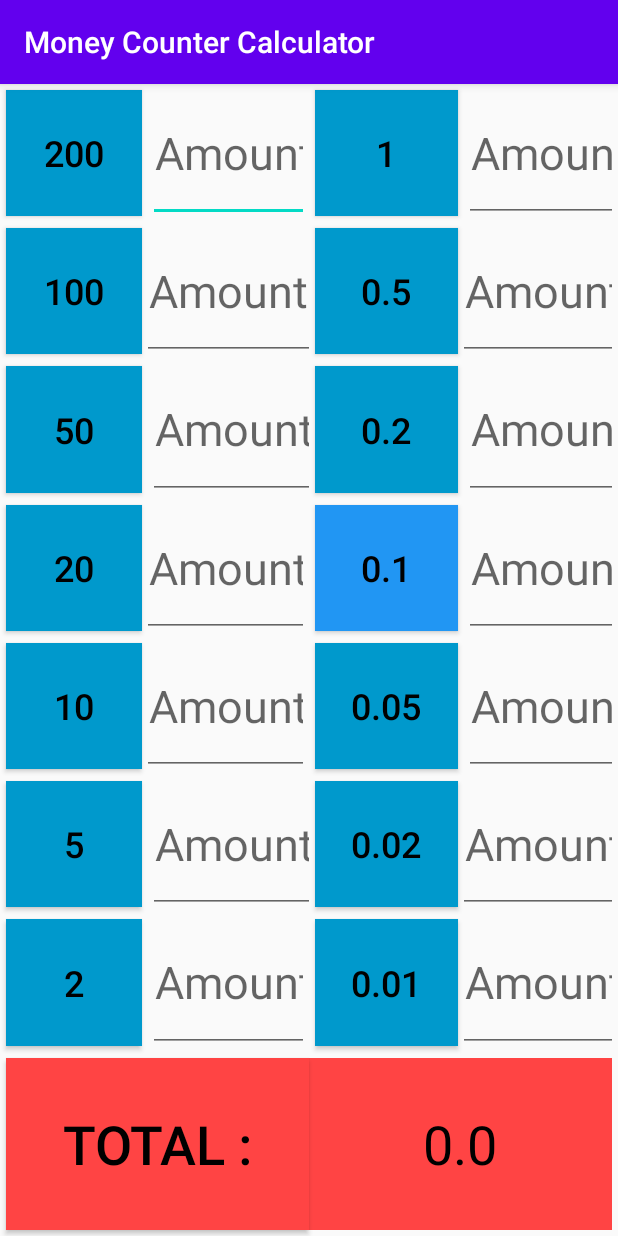
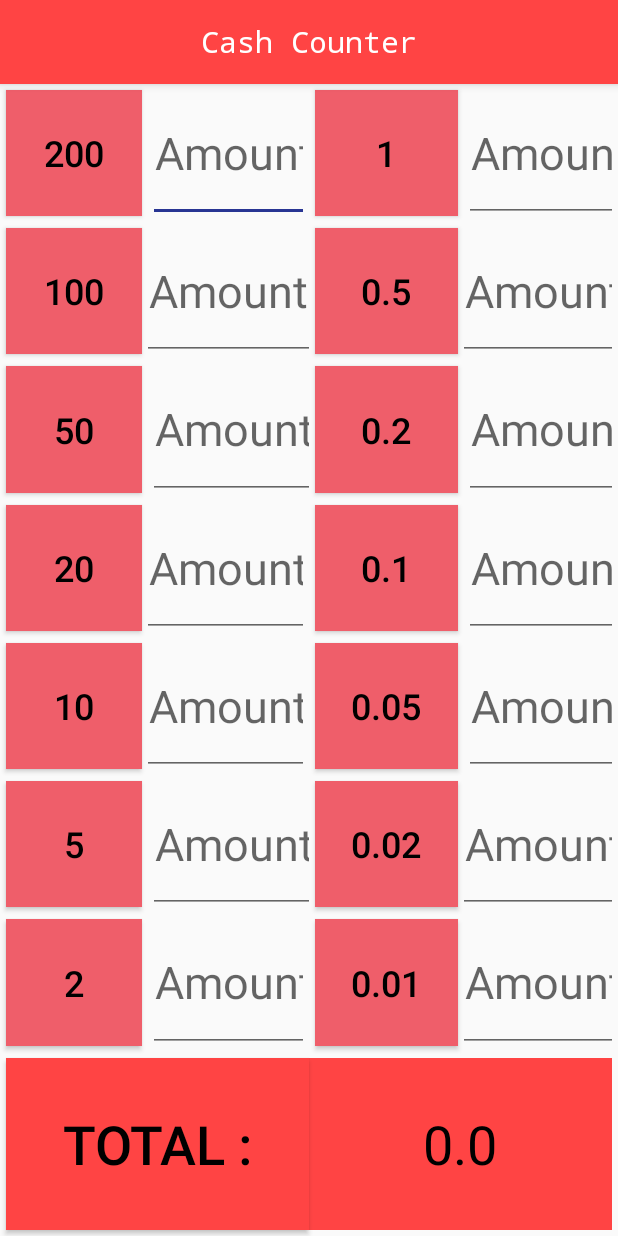
Before and after one commit to AbixSol/Money_Count_Calculator, an Android app: the screen it shows after launch (MainActivity), on a phone screen of 412 x 824 dp. Run offline under Robolectric (Android 15) with nearby library versions, the phone set to English and light mode, and no system bars.

Commit message:
Created new custom app name bar in the middle of screen.

```diff
--- a/app/src/main/java/com/solomka/moneycountercalculator/MainActivity.kt
+++ b/app/src/main/java/com/solomka/moneycountercalculator/MainActivity.kt
@@ -2,6 +2,8 @@ package com.solomka.moneycountercalculator
 
 import androidx.appcompat.app.AppCompatActivity
 import android.os.Bundle
+import android.view.Window
+import androidx.appcompat.app.ActionBar
 import kotlinx.android.synthetic.main.activity_main.*
 import java.text.DecimalFormat
 import kotlin.concurrent.thread
@@ -11,11 +13,14 @@ class MainActivity : AppCompatActivity() {
 
 
     override fun onCreate(savedInstanceState: Bundle?) {
-
         setTheme(R.style.AppTheme)
-
         super.onCreate(savedInstanceState)
         setContentView(R.layout.activity_main)
+
+        supportActionBar?.displayOptions = ActionBar.DISPLAY_SHOW_CUSTOM;
+        supportActionBar?.setCustomView(R.layout.action_bar_layout);
+
+
         sumClick()
 
     }
--- /dev/null
+++ b/app/src/main/res/layout/action_bar_layout.xml
@@ -0,0 +1,20 @@
+<?xml version="1.0" encoding="utf-8"?>
+<LinearLayout
+    xmlns:android="http://schemas.android.com/apk/res/android"
+    android:orientation="vertical"
+    android:layout_gravity="center"
+    android:layout_width="wrap_content"
+    android:layout_height="wrap_content">
+
+    <androidx.appcompat.widget.AppCompatTextView
+        android:id="@+id/tvTitle"
+        android:gravity="center"
+        android:text="@string/app_name"
+        android:fontFamily="monospace"
+        android:textColor="#FFF"
+        style="@style/TextAppearance.AppCompat.Widget.ActionBar.Title"
+        android:layout_width="wrap_content"
+        android:layout_height="wrap_content" />
+
+
+</LinearLayout>
--- a/app/src/main/res/layout/activity_main.xml
+++ b/app/src/main/res/layout/activity_main.xml
@@ -91,7 +91,7 @@
         android:layout_marginTop="4dp"
         android:layout_marginEnd="4dp"
         android:layout_marginBottom="4dp"
-        android:background="@android:color/holo_blue_dark"
+        android:background="#EF5E6A"
         android:text="@string/twoHundred"
         android:textColor="@android:color/primary_text_light"
         android:textSize="24sp"
@@ -109,7 +109,7 @@
         android:layout_marginTop="4dp"
         android:layout_marginEnd="4dp"
         android:layout_marginBottom="4dp"
-        android:background="@android:color/holo_blue_dark"
+        android:background="#EF5E6A"
         android:text="@string/hundred"
         android:textColor="@android:color/primary_text_light"
         android:textSize="24sp"
@@ -127,7 +127,7 @@
         android:layout_marginTop="4dp"
         android:layout_marginEnd="4dp"
         android:layout_marginBottom="4dp"
-        android:background="@android:color/holo_blue_dark"
+        android:background="#EF5E6A"
         android:text="@string/fifty"
         android:textColor="@android:color/primary_text_light"
         android:textSize="24sp"
@@ -144,7 +144,7 @@
         android:layout_marginTop="4dp"
         android:layout_marginEnd="4dp"
         android:layout_marginBottom="4dp"
-        android:background="@android:color/holo_blue_dark"
+        android:background="#EF5E6A"
         android:text="@string/twenty"
         android:textColor="@android:color/primary_text_light"
         android:textSize="24sp"
@@ -161,7 +161,7 @@
         android:layout_marginTop="4dp"
         android:layout_marginEnd="4dp"
         android:layout_marginBottom="4dp"
-        android:background="@android:color/holo_blue_dark"
+        android:background="#EF5E6A"
         android:text="@string/ten"
         android:textColor="@android:color/primary_text_light"
         android:textSize="24sp"
@@ -178,7 +178,7 @@
         android:layout_marginTop="4dp"
         android:layout_marginEnd="4dp"
         android:layout_marginBottom="4dp"
-        android:background="@android:color/holo_blue_dark"
+        android:background="#EF5E6A"
         android:text="@string/five"
         android:textColor="@android:color/primary_text_light"
         android:textSize="24sp"
@@ -195,7 +195,7 @@
         android:layout_marginTop="4dp"
         android:layout_marginEnd="4dp"
         android:layout_marginBottom="4dp"
-        android:background="@android:color/holo_blue_dark"
+        android:background="#EF5E6A"
         android:text="@string/one"
         android:textColor="@android:color/primary_text_light"
         android:textSize="24sp"
@@ -212,7 +212,7 @@
         android:layout_marginTop="4dp"
         android:layout_marginEnd="4dp"
         android:layout_marginBottom="4dp"
-        android:background="@android:color/holo_blue_dark"
+        android:background="#EF5E6A"
         android:text="@string/zerofifty"
         android:textColor="@android:color/primary_text_light"
         android:textSize="24sp"
@@ -229,7 +229,7 @@
         android:layout_marginTop="4dp"
         android:layout_marginEnd="4dp"
         android:layout_marginBottom="4dp"
-        android:background="@android:color/holo_blue_dark"
+        android:background="#EF5E6A"
         android:text="@string/zerotwenty"
         android:textColor="@android:color/primary_text_light"
         android:textSize="24sp"
@@ -246,9 +246,7 @@
         android:layout_marginTop="4dp"
         android:layout_marginEnd="4dp"
         android:layout_marginBottom="4dp"
-        android:background="@android:color/holo_blue_dark"
-        android:backgroundTint="#2196F3"
-        android:gravity="center"
+        android:background="#EF5E6A"
         android:text="@string/zeroten"
         android:textColor="@android:color/black"
         android:textSize="24sp"
@@ -265,7 +263,7 @@
         android:layout_marginTop="4dp"
         android:layout_marginEnd="4dp"
         android:layout_marginBottom="4dp"
-        android:background="@android:color/holo_blue_dark"
+        android:background="#EF5E6A"
         android:text="@string/zerofive"
         android:textColor="@android:color/primary_text_light"
         android:textSize="24sp"
@@ -282,7 +280,7 @@
         android:layout_marginTop="4dp"
         android:layout_marginEnd="4dp"
         android:layout_marginBottom="4dp"
-        android:background="@android:color/holo_blue_dark"
+        android:background="#EF5E6A"
         android:text="@string/zerozerotwo"
         android:textColor="@android:color/primary_text_light"
         android:textSize="24sp"
@@ -299,7 +297,7 @@
         android:layout_marginTop="4dp"
         android:layout_marginEnd="4dp"
         android:layout_marginBottom="4dp"
-        android:background="@android:color/holo_blue_dark"
+        android:background="#EF5E6A"
         android:text="@string/zerozeroone"
         android:textColor="@android:color/primary_text_light"
         android:textSize="24sp"
@@ -317,7 +315,7 @@
         android:layout_marginTop="4dp"
         android:layout_marginEnd="4dp"
         android:layout_marginBottom="4dp"
-        android:background="@android:color/holo_blue_dark"
+        android:background="#EF5E6A"
         android:text="@string/two"
         android:textColor="@android:color/primary_text_light"
         android:textSize="24sp"
@@ -356,7 +354,8 @@
         app:layout_constraintBottom_toTopOf="@+id/guideline"
         app:layout_constraintEnd_toStartOf="@+id/guideline13"
         app:layout_constraintStart_toStartOf="@+id/guideline12"
-        app:layout_constraintTop_toTopOf="parent" />
+        app:layout_constraintTop_toTopOf="parent"
+        android:importantForAutofill="no" />
 
     <EditText
         android:id="@+id/editText100"
@@ -369,7 +368,8 @@
         app:layout_constraintBottom_toTopOf="@+id/guideline2"
         app:layout_constraintEnd_toStartOf="@+id/buttonFiftyCents"
         app:layout_constraintStart_toEndOf="@+id/buttonOneHundredEuros"
-        app:layout_constraintTop_toTopOf="@+id/guideline" />
+        app:layout_constraintTop_toTopOf="@+id/guideline"
+        android:importantForAutofill="no"/>
 
     <EditText
         android:id="@+id/editText50"
@@ -382,7 +382,8 @@
         app:layout_constraintBottom_toTopOf="@+id/guideline3"
         app:layout_constraintEnd_toStartOf="@+id/buttonTwentyCents"
         app:layout_constraintStart_toStartOf="@+id/guideline12"
-        app:layout_constraintTop_toTopOf="@+id/guideline2" />
+        app:layout_constraintTop_toTopOf="@+id/guideline2"
+        android:importantForAutofill="no"/>
 
     <EditText
         android:id="@+id/editText20"
@@ -395,7 +396,8 @@
         app:layout_constraintBottom_toTopOf="@+id/guideline4"
         app:layout_constraintEnd_toStartOf="@+id/guideline13"
         app:layout_constraintStart_toEndOf="@+id/buttonTwentyEuros"
-        app:layout_constraintTop_toTopOf="@+id/guideline3" />
+        app:layout_constraintTop_toTopOf="@+id/guideline3"
+        android:importantForAutofill="no"/>
 
     <EditText
         android:id="@+id/textView5"
@@ -407,7 +409,8 @@
         android:textSize="30sp"
         app:layout_constraintBottom_toTopOf="@+id/guideline5"
         app:layout_constraintEnd_toStartOf="@+id/guideline13"
-        app:layout_constraintTop_toTopOf="@+id/guideline4" />
+        app:layout_constraintTop_toTopOf="@+id/guideline4"
+        android:importantForAutofill="no"/>
 
     <EditText
         android:id="@+id/editText5"
@@ -420,7 +423,8 @@
         app:layout_constraintBottom_toTopOf="@+id/guideline6"
         app:layout_constraintEnd_toStartOf="@+id/buttonTwoCents"
         app:layout_constraintStart_toStartOf="@+id/guideline12"
-        app:layout_constraintTop_toTopOf="@+id/guideline5" />
+        app:layout_constraintTop_toTopOf="@+id/guideline5"
+        android:importantForAutofill="no"/>
 
     <EditText
         android:id="@+id/editText2"
@@ -434,7 +438,8 @@
         app:layout_constraintBottom_toTopOf="@+id/guideline7"
         app:layout_constraintEnd_toStartOf="@+id/guideline13"
         app:layout_constraintStart_toStartOf="@+id/guideline12"
-        app:layout_constraintTop_toTopOf="@+id/guideline6" />
+        app:layout_constraintTop_toTopOf="@+id/guideline6"
+        android:importantForAutofill="no"/>
 
     <EditText
         android:id="@+id/editText1"
@@ -447,7 +452,8 @@
         app:layout_constraintBottom_toTopOf="@+id/guideline"
         app:layout_constraintEnd_toEndOf="parent"
         app:layout_constraintStart_toStartOf="@+id/guideline14"
-        app:layout_constraintTop_toTopOf="parent" />
+        app:layout_constraintTop_toTopOf="parent"
+        android:importantForAutofill="no"/>
 
     <EditText
         android:id="@+id/editText0.5"
@@ -460,7 +466,8 @@
         app:layout_constraintBottom_toTopOf="@+id/guideline2"
         app:layout_constraintEnd_toEndOf="parent"
         app:layout_constraintStart_toEndOf="@+id/buttonFiftyCents"
-        app:layout_constraintTop_toTopOf="@+id/guideline" />
+        app:layout_constraintTop_toTopOf="@+id/guideline"
+        android:importantForAutofill="no"/>
 
     <EditText
         android:id="@+id/editText0.2"
@@ -473,7 +480,8 @@
         app:layout_constraintBottom_toTopOf="@+id/guideline3"
         app:layout_constraintEnd_toEndOf="parent"
         app:layout_constraintStart_toStartOf="@+id/guideline14"
-        app:layout_constraintTop_toTopOf="@+id/guideline2" />
+        app:layout_constraintTop_toTopOf="@+id/guideline2"
+        android:importantForAutofill="no"/>
 
     <EditText
         android:id="@+id/editText0.1"
@@ -486,7 +494,8 @@
         app:layout_constraintBottom_toTopOf="@+id/guideline4"
         app:layout_constraintEnd_toEndOf="parent"
         app:layout_constraintStart_toStartOf="@+id/guideline14"
-        app:layout_constraintTop_toTopOf="@+id/guideline3" />
+        app:layout_constraintTop_toTopOf="@+id/guideline3"
+        android:importantForAutofill="no"/>
 
     <EditText
         android:id="@+id/editText0.05"
@@ -499,7 +508,8 @@
         app:layout_constraintBottom_toTopOf="@+id/guideline5"
         app:layout_constraintEnd_toEndOf="parent"
         app:layout_constraintStart_toStartOf="@+id/guideline14"
-        app:layout_constraintTop_toTopOf="@+id/guideline4" />
+        app:layout_constraintTop_toTopOf="@+id/guideline4"
+        android:importantForAutofill="no"/>
 
     <EditText
         android:id="@+id/editText0.02"
@@ -512,7 +522,8 @@
         app:layout_constraintBottom_toTopOf="@+id/guideline6"
         app:layout_constraintEnd_toEndOf="parent"
         app:layout_constraintStart_toEndOf="@+id/buttonTwoCents"
-        app:layout_constraintTop_toBottomOf="@+id/editText0.05" />
+        app:layout_constraintTop_toBottomOf="@+id/editText0.05"
+        android:importantForAutofill="no"/>
 
     <EditText
         android:id="@+id/editText0.01"
@@ -525,7 +536,8 @@
         app:layout_constraintBottom_toTopOf="@+id/guideline7"
         app:layout_constraintEnd_toEndOf="parent"
         app:layout_constraintStart_toEndOf="@+id/buttonOneCent"
-        app:layout_constraintTop_toTopOf="@+id/guideline6" />
+        app:layout_constraintTop_toTopOf="@+id/guideline6"
+        android:importantForAutofill="no"/>
 
     <TextView
         android:id="@+id/textViewTotal"
@@ -542,7 +554,7 @@
         app:layout_constraintBottom_toBottomOf="parent"
         app:layout_constraintEnd_toEndOf="parent"
         app:layout_constraintStart_toEndOf="@+id/buttonTotal"
-        app:layout_constraintTop_toTopOf="@+id/guideline7" />
+        app:layout_constraintTop_toTopOf="@+id/guideline7"/>
 
     <EditText
         android:id="@+id/editText10"
@@ -555,7 +567,8 @@
         app:layout_constraintBottom_toTopOf="@+id/guideline5"
         app:layout_constraintEnd_toStartOf="@+id/guideline13"
         app:layout_constraintStart_toEndOf="@+id/buttonTenEuros"
-        app:layout_constraintTop_toTopOf="@+id/guideline4" />
+        app:layout_constraintTop_toTopOf="@+id/guideline4"
+        android:importantForAutofill="no"/>
 
 
 </androidx.constraintlayout.widget.ConstraintLayout>
--- a/app/src/main/res/values/colors.xml
+++ b/app/src/main/res/values/colors.xml
@@ -1,6 +1,6 @@
 <?xml version="1.0" encoding="utf-8"?>
 <resources>
-    <color name="colorPrimary">#6200EE</color>
-    <color name="colorPrimaryDark">#3700B3</color>
-    <color name="colorAccent">#03DAC5</color>
+    <color name="colorPrimary">#FF4444</color>
+    <color name="colorPrimaryDark">#C62828</color>
+    <color name="colorAccent">#283593</color>
 </resources>
--- a/app/src/main/res/values/strings.xml
+++ b/app/src/main/res/values/strings.xml
@@ -1,5 +1,5 @@
 <resources>
-    <string name="app_name">Money Counter Calculator</string>
+    <string name="app_name">Cash Counter </string>
     <string name="input_amount">Amount</string>
     <string name="text">0.0</string>
     <string name="total">TOTAL :</string>
```
